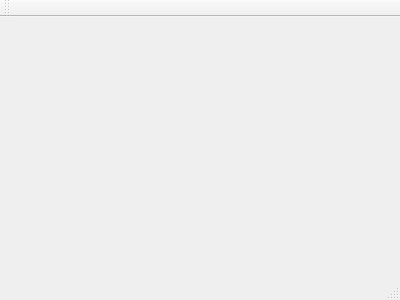
Qt form mainwindow.ui (Chrinkus/PetShopPOS) before a commit.
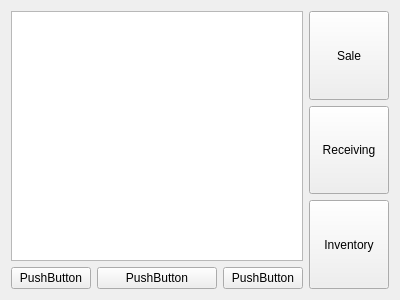
The same form after that commit.

What changed in the file:
```diff
--- a/mainwindow.ui
+++ b/mainwindow.ui
@@ -12,13 +12,102 @@
   <property name="windowTitle" >
    <string>MainWindow</string>
   </property>
-  <widget class="QMenuBar" name="menuBar" />
-  <widget class="QToolBar" name="mainToolBar" />
-  <widget class="QWidget" name="centralWidget" />
-  <widget class="QStatusBar" name="statusBar" />
+  <widget class="QWidget" name="centralWidget">
+   <layout class="QHBoxLayout" name="horizontalLayout">
+    <item>
+     <layout class="QVBoxLayout" name="verticalLayout_2">
+      <item>
+       <widget class="QListWidget" name="listWidget"/>
+      </item>
+      <item>
+       <layout class="QHBoxLayout" name="horizontalLayout_2">
+        <item>
+         <widget class="QPushButton" name="pushButton_3">
+          <property name="sizePolicy">
+           <sizepolicy hsizetype="Fixed" vsizetype="Fixed">
+            <horstretch>0</horstretch>
+            <verstretch>0</verstretch>
+           </sizepolicy>
+          </property>
+          <property name="text">
+           <string>PushButton</string>
+          </property>
+          <property name="flat">
+           <bool>false</bool>
+          </property>
+         </widget>
+        </item>
+        <item>
+         <widget class="QPushButton" name="pushButton_6">
+          <property name="text">
+           <string>PushButton</string>
+          </property>
+         </widget>
+        </item>
+        <item>
+         <widget class="QPushButton" name="pushButton_4">
+          <property name="sizePolicy">
+           <sizepolicy hsizetype="Fixed" vsizetype="Fixed">
+            <horstretch>0</horstretch>
+            <verstretch>0</verstretch>
+           </sizepolicy>
+          </property>
+          <property name="text">
+           <string>PushButton</string>
+          </property>
+         </widget>
+        </item>
+       </layout>
+      </item>
+     </layout>
+    </item>
+    <item>
+     <layout class="QVBoxLayout" name="verticalLayout">
+      <item>
+       <widget class="QPushButton" name="pushButton_2">
+        <property name="sizePolicy">
+         <sizepolicy hsizetype="Minimum" vsizetype="Expanding">
+          <horstretch>0</horstretch>
+          <verstretch>0</verstretch>
+         </sizepolicy>
+        </property>
+        <property name="text">
+         <string>Sale</string>
+        </property>
+       </widget>
+      </item>
+      <item>
+       <widget class="QPushButton" name="pushButton_5">
+        <property name="sizePolicy">
+         <sizepolicy hsizetype="Minimum" vsizetype="Expanding">
+          <horstretch>0</horstretch>
+          <verstretch>0</verstretch>
+         </sizepolicy>
+        </property>
+        <property name="text">
+         <string>Receiving</string>
+        </property>
+       </widget>
+      </item>
+      <item>
+       <widget class="QPushButton" name="pushButton">
+        <property name="sizePolicy">
+         <sizepolicy hsizetype="Minimum" vsizetype="Expanding">
+          <horstretch>0</horstretch>
+          <verstretch>0</verstretch>
+         </sizepolicy>
+        </property>
+        <property name="text">
+         <string>Inventory</string>
+        </property>
+       </widget>
+      </item>
+     </layout>
+    </item>
+   </layout>
+  </widget>
  </widget>
- <layoutDefault spacing="6" margin="11" />
- <pixmapfunction></pixmapfunction>
+ <layoutdefault spacing="6" margin="11"/>
  <resources/>
  <connections/>
 </ui>
```
Left out of the diff: 7 changed lines with no effect on the pictures.
